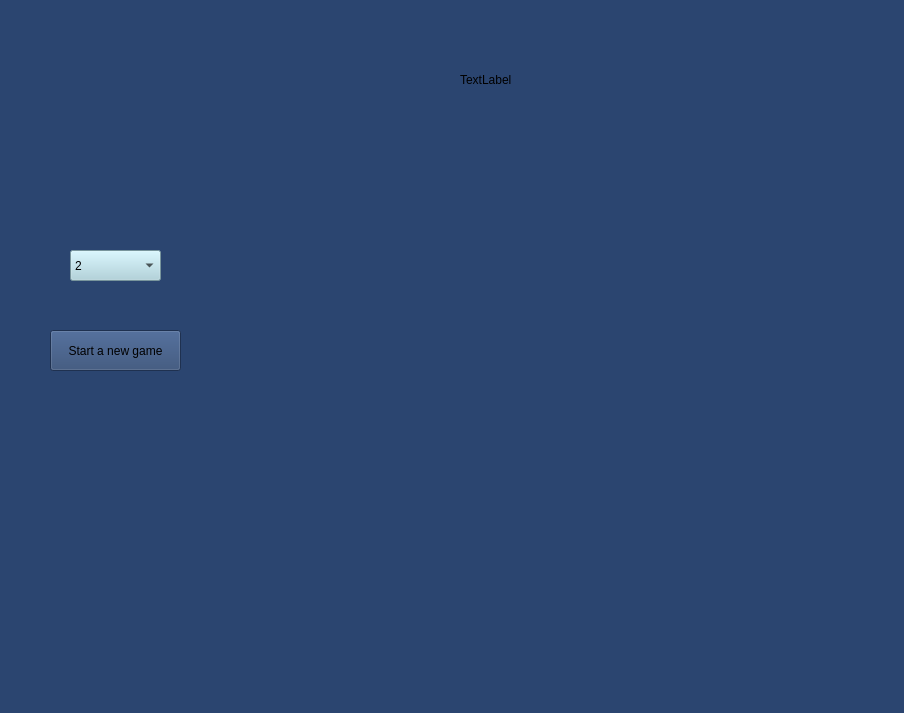
Old version of the form Monopoly/mainwindow.ui in the repository shaahinfaezi/Monopoly.
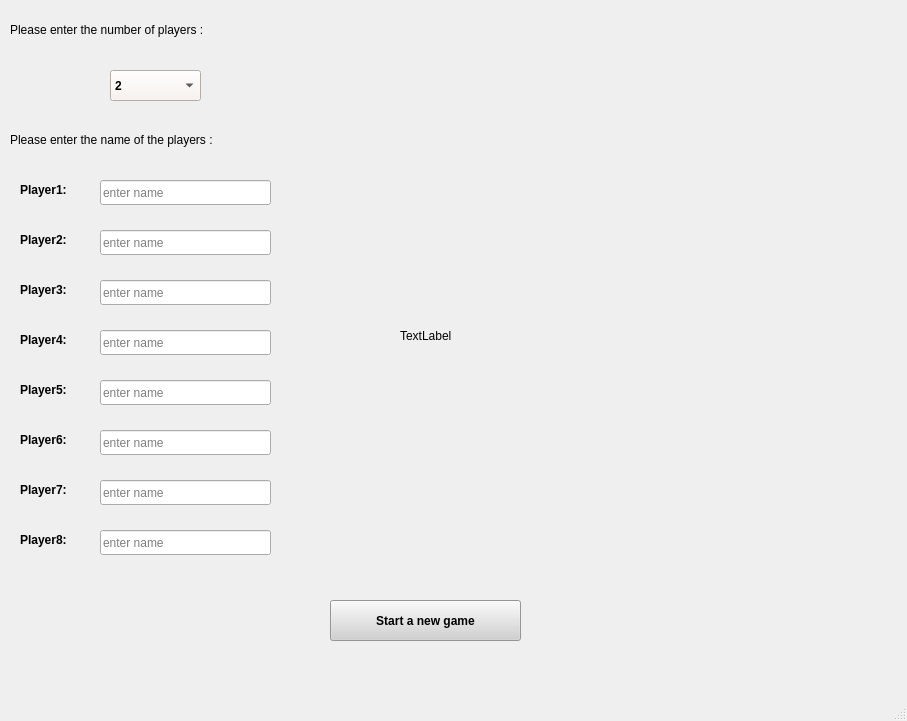
New version of the form.

What changed in the file:
```diff
--- a/Monopoly/mainwindow.ui
+++ b/Monopoly/mainwindow.ui
@@ -6,29 +6,40 @@
    <rect>
     <x>0</x>
     <y>0</y>
-    <width>904</width>
-    <height>713</height>
+    <width>907</width>
+    <height>721</height>
    </rect>
   </property>
+  <property name="font">
+   <font>
+    <stylestrategy>PreferDefault</stylestrategy>
+   </font>
+  </property>
   <property name="windowTitle">
    <string>MainWindow</string>
   </property>
   <property name="styleSheet">
-   <string notr="true">background-color:rgb(43, 69, 112);
+   <string notr="true">rgbbackground-color:(236, 163, 245);
 </string>
   </property>
   <widget class="QWidget" name="centralwidget">
    <widget class="QComboBox" name="comboBox">
     <property name="geometry">
      <rect>
-      <x>70</x>
-      <y>250</y>
+      <x>110</x>
+      <y>70</y>
       <width>91</width>
       <height>31</height>
      </rect>
     </property>
+    <property name="font">
+     <font>
+      <weight>75</weight>
+      <bold>true</bold>
+     </font>
+    </property>
     <property name="styleSheet">
-     <string notr="true">background-color:rgb(168, 208, 219)</string>
+     <string notr="true">background-color:rgb(249, 242, 237);</string>
     </property>
     <property name="currentIndex">
      <number>0</number>
@@ -72,29 +83,355 @@
    <widget class="QPushButton" name="pushButton">
     <property name="geometry">
      <rect>
-      <x>50</x>
-      <y>330</y>
-      <width>131</width>
+      <x>330</x>
+      <y>600</y>
+      <width>191</width>
       <height>41</height>
      </rect>
     </property>
+    <property name="font">
+     <font>
+      <weight>75</weight>
+      <italic>false</italic>
+      <bold>true</bold>
+     </font>
+    </property>
+    <property name="cursor">
+     <cursorShape>PointingHandCursor</cursorShape>
+    </property>
+    <property name="styleSheet">
+     <string notr="true">background-color: rgb(209, 209, 209);</string>
+    </property>
     <property name="text">
      <string>Start a new game</string>
     </property>
    </widget>
-   <widget class="QLabel" name="label">
+   <widget class="QLabel" name="labal2">
     <property name="geometry">
      <rect>
-      <x>460</x>
-      <y>70</y>
-      <width>69</width>
-      <height>20</height>
+      <x>400</x>
+      <y>160</y>
+      <width>471</width>
+      <height>351</height>
      </rect>
     </property>
+    <property name="minimumSize">
+     <size>
+      <width>371</width>
+      <height>251</height>
+     </size>
+    </property>
+    <property name="maximumSize">
+     <size>
+      <width>571</width>
+      <height>451</height>
+     </size>
+    </property>
+    <property name="styleSheet">
+     <string notr="true">background-color: transparent;
+background: none;
+border: none;
+background-repeat: none;</string>
+    </property>
     <property name="text">
      <string>TextLabel</string>
     </property>
    </widget>
+   <widget class="QLabel" name="label">
+    <property name="geometry">
+     <rect>
+      <x>20</x>
+      <y>180</y>
+      <width>69</width>
+      <height>20</height>
+     </rect>
+    </property>
+    <property name="font">
+     <font>
+      <weight>75</weight>
+      <bold>true</bold>
+     </font>
+    </property>
+    <property name="text">
+     <string>Player1:</string>
+    </property>
+   </widget>
+   <widget class="QLabel" name="label_2">
+    <property name="geometry">
+     <rect>
+      <x>20</x>
+      <y>230</y>
+      <width>69</width>
+      <height>20</height>
+     </rect>
+    </property>
+    <property name="font">
+     <font>
+      <weight>75</weight>
+      <bold>true</bold>
+     </font>
+    </property>
+    <property name="text">
+     <string>Player2:</string>
+    </property>
+   </widget>
+   <widget class="QLabel" name="label_3">
+    <property name="geometry">
+     <rect>
+      <x>20</x>
+      <y>280</y>
+      <width>69</width>
+      <height>20</height>
+     </rect>
+    </property>
+    <property name="font">
+     <font>
+      <weight>75</weight>
+      <bold>true</bold>
+     </font>
+    </property>
+    <property name="text">
+     <string>Player3:</string>
+    </property>
+   </widget>
+   <widget class="QLabel" name="label_4">
+    <property name="geometry">
+     <rect>
+      <x>20</x>
+      <y>330</y>
+      <width>69</width>
+      <height>20</height>
+     </rect>
+    </property>
+    <property name="font">
+     <font>
+      <weight>75</weight>
+      <bold>true</bold>
+     </font>
+    </property>
+    <property name="text">
+     <string>Player4:</string>
+    </property>
+   </widget>
+   <widget class="QLabel" name="label_5">
+    <property name="geometry">
+     <rect>
+      <x>20</x>
+      <y>380</y>
+      <width>69</width>
+      <height>20</height>
+     </rect>
+    </property>
+    <property name="font">
+     <font>
+      <weight>75</weight>
+      <bold>true</bold>
+     </font>
+    </property>
+    <property name="text">
+     <string>Player5:</string>
+    </property>
+   </widget>
+   <widget class="QLabel" name="label_6">
+    <property name="geometry">
+     <rect>
+      <x>20</x>
+      <y>430</y>
+      <width>69</width>
+      <height>20</height>
+     </rect>
+    </property>
+    <property name="font">
+     <font>
+      <weight>75</weight>
+      <bold>true</bold>
+     </font>
+    </property>
+    <property name="text">
+     <string>Player6:</string>
+    </property>
+   </widget>
+   <widget class="QLabel" name="label_7">
+    <property name="geometry">
+     <rect>
+      <x>20</x>
+      <y>480</y>
+      <width>69</width>
+      <height>20</height>
+     </rect>
+    </property>
+    <property name="font">
+     <font>
+      <weight>75</weight>
+      <bold>true</bold>
+     </font>
+    </property>
+    <property name="text">
+     <string>Player7:</string>
+    </property>
+   </widget>
+   <widget class="QLabel" name="label_8">
+    <property name="geometry">
+     <rect>
+      <x>20</x>
+      <y>530</y>
+      <width>69</width>
+      <height>20</height>
+     </rect>
+    </property>
+    <property name="font">
+     <font>
+      <weight>75</weight>
+      <bold>true</bold>
+     </font>
+    </property>
+    <property name="text">
+     <string>Player8:</string>
+    </property>
+   </widget>
+   <widget class="QLineEdit" name="lineEdit">
+    <property name="geometry">
+     <rect>
+      <x>100</x>
+      <y>180</y>
+      <width>171</width>
+      <height>25</height>
+     </rect>
+    </property>
+    <property name="font">
+     <font>
+      <italic>false</italic>
+      <underline>false</underline>
+      <stylestrategy>PreferAntialias</stylestrategy>
+     </font>
+    </property>
+    <property name="focusPolicy">
+     <enum>Qt::StrongFocus</enum>
+    </property>
+    <property name="styleSheet">
+     <string notr="true">background-colore:rgb(227, 227, 227);</string>
+    </property>
+    <property name="placeholderText">
+     <string>enter name</string>
+    </property>
+   </widget>
+   <widget class="QLineEdit" name="lineEdit_2">
+    <property name="geometry">
+     <rect>
+      <x>100</x>
+      <y>230</y>
+      <width>171</width>
+      <height>25</height>
+     </rect>
+    </property>
+    <property name="placeholderText">
+     <string>enter name</string>
+    </property>
+   </widget>
+   <widget class="QLineEdit" name="lineEdit_3">
+    <property name="geometry">
+     <rect>
+      <x>100</x>
+      <y>280</y>
+      <width>171</width>
+      <height>25</height>
+     </rect>
+    </property>
+    <property name="placeholderText">
+     <string>enter name</string>
+    </property>
+   </widget>
+   <widget class="QLineEdit" name="lineEdit_4">
+    <property name="geometry">
+     <rect>
+      <x>100</x>
+      <y>330</y>
+      <width>171</width>
+      <height>25</height>
+     </rect>
+    </property>
+    <property name="placeholderText">
+     <string>enter name</string>
+    </property>
+   </widget>
+   <widget class="QLineEdit" name="lineEdit_5">
+    <property name="geometry">
+     <rect>
+      <x>100</x>
+      <y>380</y>
+      <width>171</width>
+      <height>25</height>
+     </rect>
+    </property>
+    <property name="placeholderText">
+     <string>enter name</string>
+    </property>
+   </widget>
+   <widget class="QLineEdit" name="lineEdit_6">
+    <property name="geometry">
+     <rect>
+      <x>100</x>
+      <y>430</y>
+      <width>171</width>
+      <height>25</height>
+     </rect>
+    </property>
+    <property name="placeholderText">
+     <string>enter name</string>
+    </property>
+   </widget>
+   <widget class="QLineEdit" name="lineEdit_7">
+    <property name="geometry">
+     <rect>
+      <x>100</x>
+      <y>480</y>
+      <width>171</width>
+      <height>25</height>
+     </rect>
+    </property>
+    <property name="placeholderText">
+     <string>enter name</string>
+    </property>
+   </widget>
+   <widget class="QLineEdit" name="lineEdit_8">
+    <property name="geometry">
+     <rect>
+      <x>100</x>
+      <y>530</y>
+      <width>171</width>
+      <height>25</height>
+     </rect>
+    </property>
+    <property name="placeholderText">
+     <string>enter name</string>
+    </property>
+   </widget>
+   <widget class="QLabel" name="label_9">
+    <property name="geometry">
+     <rect>
+      <x>10</x>
+      <y>20</y>
+      <width>421</width>
+      <height>20</height>
+     </rect>
+    </property>
+    <property name="text">
+     <string>Please enter the number of players :</string>
+    </property>
+   </widget>
+   <widget class="QLabel" name="label_10">
+    <property name="geometry">
+     <rect>
+      <x>10</x>
+      <y>130</y>
+      <width>391</width>
+      <height>20</height>
+     </rect>
+    </property>
+    <property name="text">
+     <string>Please enter the name of the players :</string>
+    </property>
+   </widget>
   </widget>
   <widget class="QMenuBar" name="menubar">
    <property name="geometry">
```
Left out of the diff: 2 changed lines with no effect on the pictures.
